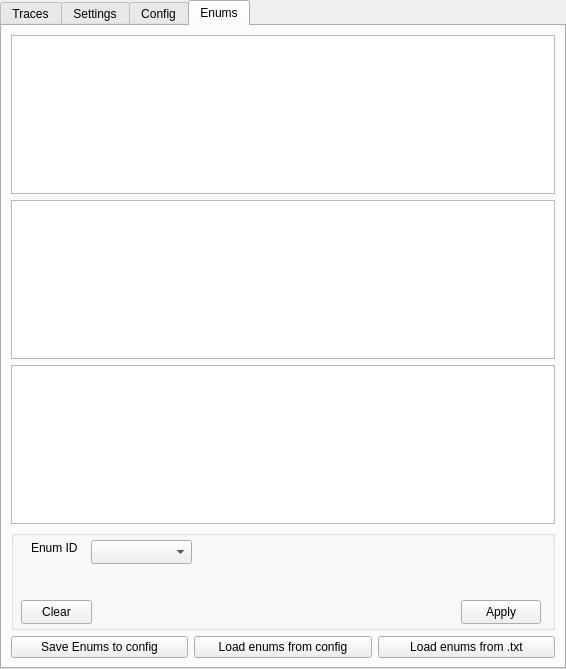
Old version of the form includes/TraceWindow/tracewindowsettings.ui in the repository whiskeyAndrew/BaicalGuiServer.
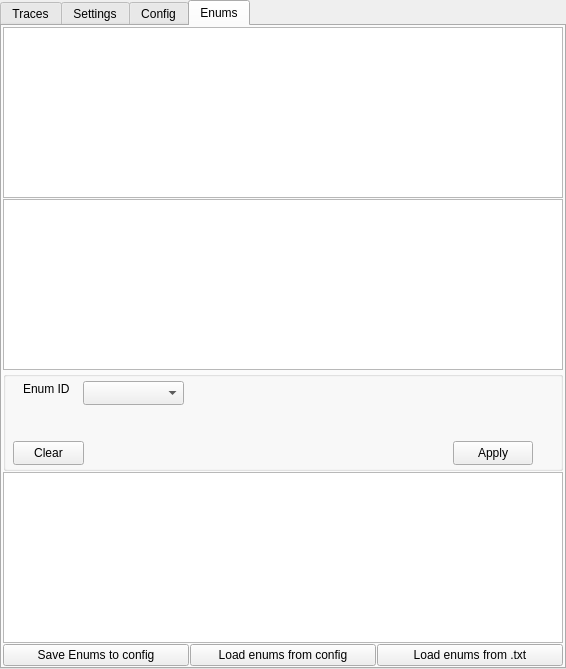
New version of the form.

Patch:
```diff
--- a/includes/TraceWindow/tracewindowsettings.ui
+++ b/includes/TraceWindow/tracewindowsettings.ui
@@ -828,7 +828,78 @@
        <property name="sizeConstraint">
         <enum>QLayout::SetMaximumSize</enum>
        </property>
-       <item row="4" column="0" colspan="3">
+       <property name="leftMargin">
+        <number>1</number>
+       </property>
+       <property name="topMargin">
+        <number>1</number>
+       </property>
+       <property name="rightMargin">
+        <number>1</number>
+       </property>
+       <property name="bottomMargin">
+        <number>1</number>
+       </property>
+       <property name="spacing">
+        <number>1</number>
+       </property>
+       <item row="0" column="0" colspan="3">
+        <widget class="QListWidget" name="enumsList">
+         <property name="verticalScrollMode">
+          <enum>QAbstractItemView::ScrollPerPixel</enum>
+         </property>
+         <property name="horizontalScrollMode">
+          <enum>QAbstractItemView::ScrollPerPixel</enum>
+         </property>
+        </widget>
+       </item>
+       <item row="1" column="0" colspan="3">
+        <widget class="QListWidget" name="enumsElements"/>
+       </item>
+       <item row="3" column="0" colspan="3">
+        <widget class="QTableWidget" name="rawTracesTable">
+         <property name="autoScroll">
+          <bool>false</bool>
+         </property>
+         <property name="editTriggers">
+          <set>QAbstractItemView::AnyKeyPressed|QAbstractItemView::DoubleClicked|QAbstractItemView::EditKeyPressed</set>
+         </property>
+         <attribute name="horizontalHeaderVisible">
+          <bool>false</bool>
+         </attribute>
+         <attribute name="horizontalHeaderCascadingSectionResizes">
+          <bool>true</bool>
+         </attribute>
+         <attribute name="verticalHeaderVisible">
+          <bool>false</bool>
+         </attribute>
+         <attribute name="verticalHeaderCascadingSectionResizes">
+          <bool>false</bool>
+         </attribute>
+        </widget>
+       </item>
+       <item row="6" column="1">
+        <widget class="QPushButton" name="loadEnumsFromConfig">
+         <property name="text">
+          <string>Load enums from config</string>
+         </property>
+        </widget>
+       </item>
+       <item row="6" column="2">
+        <widget class="QPushButton" name="loadEnumsFromTXT">
+         <property name="text">
+          <string>Load enums from .txt</string>
+         </property>
+        </widget>
+       </item>
+       <item row="6" column="0">
+        <widget class="QPushButton" name="saveEnumsToConfig">
+         <property name="text">
+          <string>Save Enums to config</string>
+         </property>
+        </widget>
+       </item>
+       <item row="2" column="0" colspan="3">
         <widget class="QGroupBox" name="groupBox_4">
          <property name="sizePolicy">
           <sizepolicy hsizetype="Expanding" vsizetype="Expanding">
@@ -947,62 +1018,6 @@
          </widget>
         </widget>
        </item>
-       <item row="1" column="0" colspan="3">
-        <widget class="QListWidget" name="enumsElements"/>
-       </item>
-       <item row="2" column="0" colspan="3">
-        <widget class="QTableWidget" name="rawTracesTable">
-         <property name="autoScroll">
-          <bool>false</bool>
-         </property>
-         <property name="editTriggers">
-          <set>QAbstractItemView::AnyKeyPressed|QAbstractItemView::DoubleClicked|QAbstractItemView::EditKeyPressed</set>
-         </property>
-         <attribute name="horizontalHeaderVisible">
-          <bool>false</bool>
-         </attribute>
-         <attribute name="horizontalHeaderCascadingSectionResizes">
-          <bool>true</bool>
-         </attribute>
-         <attribute name="verticalHeaderVisible">
-          <bool>false</bool>
-         </attribute>
-         <attribute name="verticalHeaderCascadingSectionResizes">
-          <bool>false</bool>
-         </attribute>
-        </widget>
-       </item>
-       <item row="0" column="0" colspan="3">
-        <widget class="QListWidget" name="enumsList">
-         <property name="verticalScrollMode">
-          <enum>QAbstractItemView::ScrollPerPixel</enum>
-         </property>
-         <property name="horizontalScrollMode">
-          <enum>QAbstractItemView::ScrollPerPixel</enum>
-         </property>
-        </widget>
-       </item>
-       <item row="5" column="0">
-        <widget class="QPushButton" name="saveEnumsToConfig">
-         <property name="text">
-          <string>Save Enums to config</string>
-         </property>
-        </widget>
-       </item>
-       <item row="5" column="1">
-        <widget class="QPushButton" name="loadEnumsFromConfig">
-         <property name="text">
-          <string>Load enums from config</string>
-         </property>
-        </widget>
-       </item>
-       <item row="5" column="2">
-        <widget class="QPushButton" name="loadEnumsFromTXT">
-         <property name="text">
-          <string>Load enums from .txt</string>
-         </property>
-        </widget>
-       </item>
       </layout>
      </widget>
     </widget>
```
Left out of the diff: 30 changed lines with no effect on the pictures.
